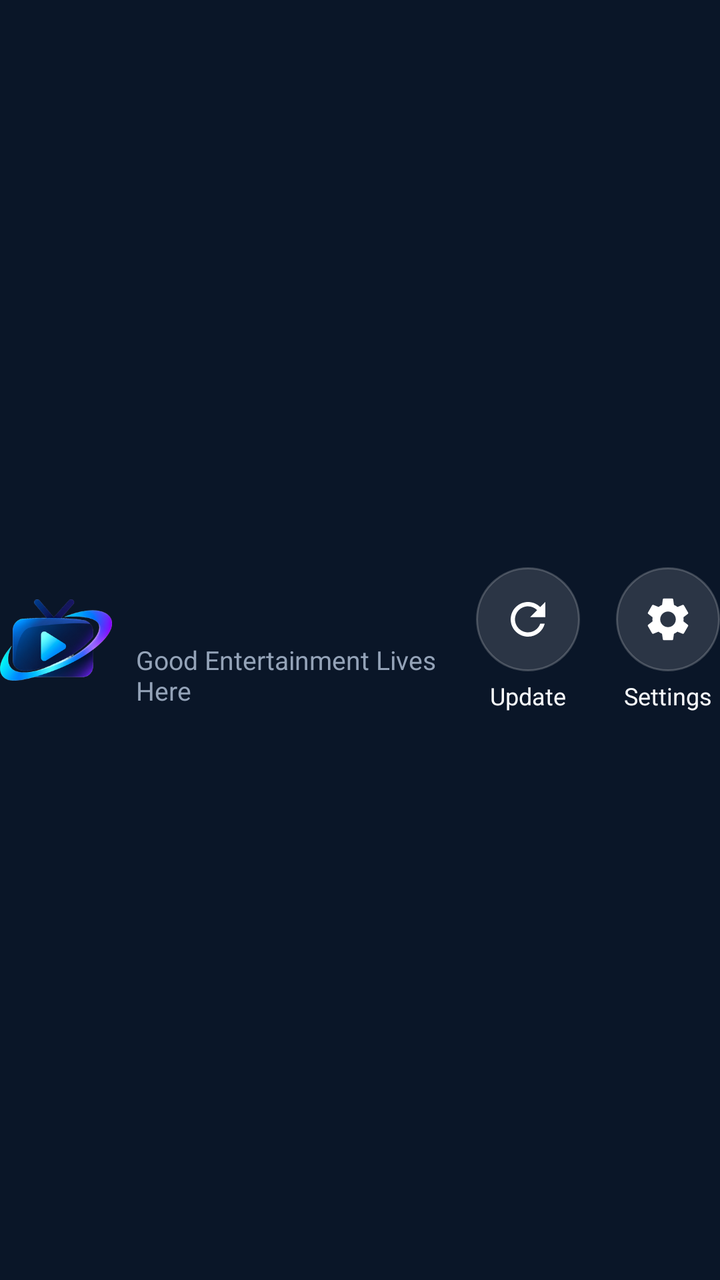
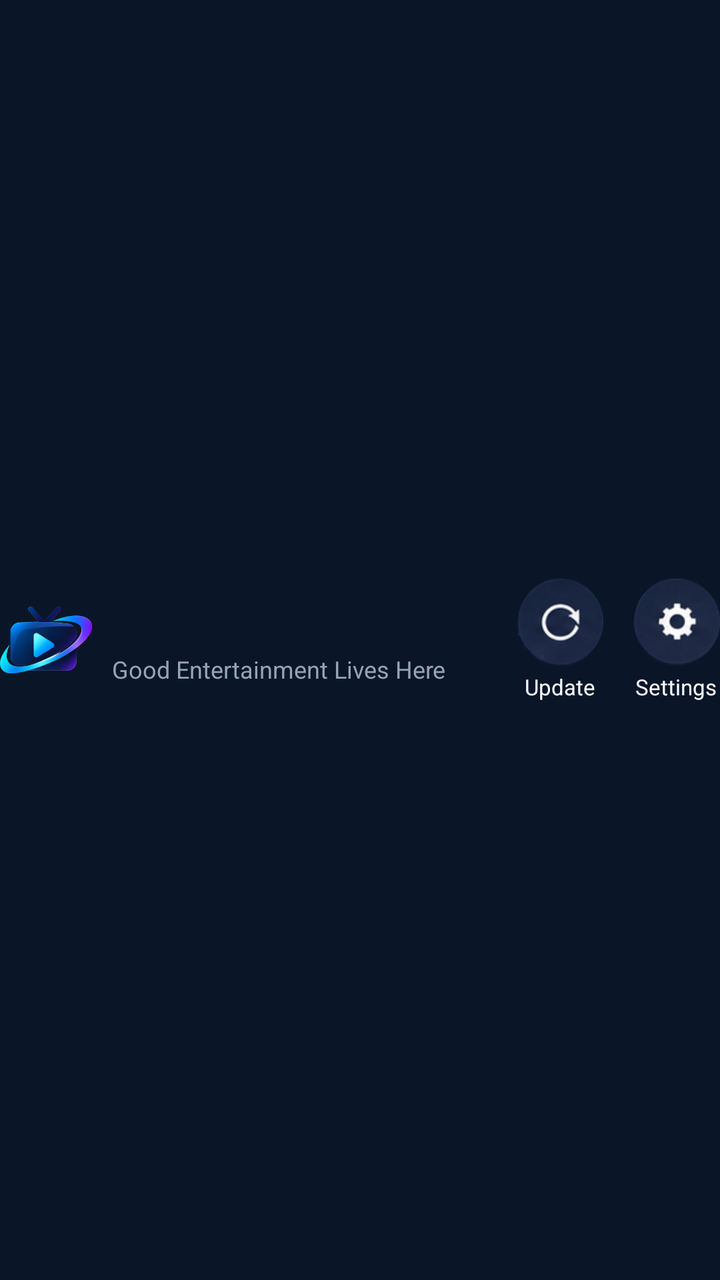

Screens rendered from an Android XML layout before and after an edit, with the pre-edit source and the edit as a unified diff.
<!-- AndroidManifest.xml: application theme Theme.StreamArcTV -->
<!-- res/layout/view_home_header.xml -->
<?xml version="1.0" encoding="utf-8"?>
<LinearLayout xmlns:android="http://schemas.android.com/apk/res/android"
    android:id="@+id/header"
    android:layout_width="match_parent"
    android:layout_height="wrap_content"
    android:gravity="center_vertical"
    android:orientation="horizontal">

    <ImageView
        android:id="@+id/imgLogo"
        android:layout_width="56dp"
        android:layout_height="56dp"
        android:contentDescription="@string/app_name"
        android:scaleType="fitCenter"
        android:src="@drawable/ic_logo_mark" />

    <LinearLayout
        android:layout_width="0dp"
        android:layout_height="wrap_content"
        android:layout_marginStart="12dp"
        android:layout_weight="1"
        android:orientation="vertical">

        <TextView
            android:id="@+id/txtBrand"
            android:layout_width="wrap_content"
            android:layout_height="wrap_content"
            android:fontFamily="sans-serif-black"
            android:textColor="@color/text"
            android:textSize="26sp" />

        <TextView
            android:layout_width="wrap_content"
            android:layout_height="wrap_content"
            android:text="@string/tagline"
            android:textColor="#94A3B8"
            android:textSize="13sp" />
    </LinearLayout>

    <LinearLayout
        android:layout_width="wrap_content"
        android:layout_height="wrap_content"
        android:gravity="center_horizontal"
        android:orientation="vertical">

        <ImageButton
            android:id="@+id/btnUpdate"
            android:layout_width="52dp"
            android:layout_height="52dp"
            android:background="@drawable/bg_circle_button"
            android:contentDescription="@string/update"
            android:padding="13dp"
            android:scaleType="fitCenter"
            android:src="@drawable/ic_refresh" />

        <TextView
            android:layout_width="wrap_content"
            android:layout_height="wrap_content"
            android:layout_marginTop="4dp"
            android:text="@string/update"
            android:textColor="@color/text"
            android:textSize="12sp" />
    </LinearLayout>

    <LinearLayout
        android:layout_width="wrap_content"
        android:layout_height="wrap_content"
        android:layout_marginStart="18dp"
        android:gravity="center_horizontal"
        android:orientation="vertical">

        <ImageButton
            android:id="@+id/btnSettings"
            android:layout_width="52dp"
            android:layout_height="52dp"
            android:background="@drawable/bg_circle_button"
            android:contentDescription="@string/settings"
            android:padding="13dp"
            android:scaleType="fitCenter"
            android:src="@drawable/ic_gear" />

        <TextView
            android:layout_width="wrap_content"
            android:layout_height="wrap_content"
            android:layout_marginTop="4dp"
            android:text="@string/settings"
            android:textColor="@color/text"
            android:textSize="12sp" />
    </LinearLayout>

    <TextClock
        android:id="@+id/txtClock"
        android:layout_width="wrap_content"
        android:layout_height="wrap_content"
        android:layout_marginStart="24dp"
        android:format12Hour="h:mm a"
        android:format24Hour="HH:mm"
        android:textColor="@color/text"
        android:textSize="17sp"
        android:visibility="gone" />
</LinearLayout>
<!-- resources referenced by this layout -->
<resources>
  <color name="text">#F8FAFC</color>
  <!-- drawable bg_circle_button (drawable) -->
  <?xml version="1.0" encoding="utf-8"?>
  <selector xmlns:android="http://schemas.android.com/apk/res/android">
      <item android:state_focused="true">
          <shape android:shape="oval"><solid android:color="#33FFFFFF" /><stroke android:width="2dp" android:color="#F8FAFC" /></shape>
      </item>
      <item android:state_pressed="true">
          <shape android:shape="oval"><solid android:color="#33FFFFFF" /><stroke android:width="2dp" android:color="#F8FAFC" /></shape>
      </item>
      <item>
          <shape android:shape="oval"><solid android:color="#22FFFFFF" /><stroke android:width="1dp" android:color="#33FFFFFF" /></shape>
      </item>
  </selector>
  <!-- drawable ic_gear (drawable) -->
  <?xml version="1.0" encoding="utf-8"?>
  <vector xmlns:android="http://schemas.android.com/apk/res/android" android:width="24dp" android:height="24dp" android:viewportWidth="24" android:viewportHeight="24">
      <path android:fillColor="#FFFFFF" android:pathData="M19.14,12.94c0.04,-0.3 0.06,-0.61 0.06,-0.94 0,-0.32 -0.02,-0.64 -0.07,-0.94l2.03,-1.58c0.18,-0.14 0.23,-0.41 0.12,-0.61l-1.92,-3.32c-0.12,-0.22 -0.37,-0.29 -0.59,-0.22l-2.39,0.96c-0.5,-0.38 -1.03,-0.7 -1.62,-0.94L14.4,2.81c-0.04,-0.24 -0.24,-0.41 -0.48,-0.41h-3.84c-0.24,0 -0.43,0.17 -0.47,0.41L9.25,5.35C8.66,5.59 8.12,5.92 7.63,6.29L5.24,5.33c-0.22,-0.08 -0.47,0 -0.59,0.22L2.74,8.87C2.62,9.08 2.66,9.34 2.86,9.48l2.03,1.58C4.84,11.36 4.8,11.69 4.8,12s0.02,0.64 0.07,0.94l-2.03,1.58c-0.18,0.14 -0.23,0.41 -0.12,0.61l1.92,3.32c0.12,0.22 0.37,0.29 0.59,0.22l2.39,-0.96c0.5,0.38 1.03,0.7 1.62,0.94l0.36,2.54c0.05,0.24 0.24,0.41 0.48,0.41h3.84c0.24,0 0.44,-0.17 0.47,-0.41l0.36,-2.54c0.59,-0.24 1.13,-0.56 1.62,-0.94l2.39,0.96c0.22,0.08 0.47,0 0.59,-0.22l1.92,-3.32c0.12,-0.22 0.07,-0.47 -0.12,-0.61L19.14,12.94zM12,15.6c-1.98,0 -3.6,-1.62 -3.6,-3.6s1.62,-3.6 3.6,-3.6 3.6,1.62 3.6,3.6S13.98,15.6 12,15.6z" />
  </vector>
  <!-- drawable ic_refresh (drawable) -->
  <?xml version="1.0" encoding="utf-8"?>
  <vector xmlns:android="http://schemas.android.com/apk/res/android" android:width="24dp" android:height="24dp" android:viewportWidth="24" android:viewportHeight="24">
      <path android:fillColor="#FFFFFF" android:pathData="M17.65,6.35C16.2,4.9 14.21,4 12,4c-4.42,0 -7.99,3.58 -7.99,8s3.57,8 7.99,8c3.73,0 6.84,-2.55 7.73,-6h-2.08c-0.82,2.33 -3.04,4 -5.65,4 -3.31,0 -6,-2.69 -6,-6s2.69,-6 6,-6c1.66,0 3.14,0.69 4.22,1.78L13,11h7V4l-2.35,2.35z" />
  </vector>
  <string name="app_name">Stream Arc TV</string>
  <string name="settings">Settings</string>
  <string name="tagline">Good Entertainment Lives Here</string>
  <string name="update">Update</string>
  <color name="accent">#22D3EE</color>
  <color name="accent_dark">#7C3AED</color>
  <color name="bg">#0A1628</color>
  <color name="surface">#132A4F</color>
  <color name="text_muted">#94A3B8</color>
  <style name="Theme.StreamArcTV.Dialog" parent="Theme.MaterialComponents.Dialog.Alert">
          <item name="colorPrimary">@color/accent</item>
          <item name="colorSurface">@color/surface</item>
          <item name="android:textColorPrimary">@color/text</item>
          <item name="android:textColorSecondary">@color/text_muted</item>
          <item name="android:background">@color/surface</item>
      </style>
  <!-- unchanged entries left out for length: 2 -->
</resources>

<!-- the commit's change to res/layout/view_home_header.xml (unified diff, before → after) -->
@@ -8,8 +8,8 @@
 
     <ImageView
         android:id="@+id/imgLogo"
-        android:layout_width="56dp"
-        android:layout_height="56dp"
+        android:layout_width="@dimen/home_logo"
+        android:layout_height="@dimen/home_logo"
         android:contentDescription="@string/app_name"
         android:scaleType="fitCenter"
         android:src="@drawable/ic_logo_mark" />
@@ -17,7 +17,7 @@
     <LinearLayout
         android:layout_width="0dp"
         android:layout_height="wrap_content"
-        android:layout_marginStart="12dp"
+        android:layout_marginStart="10dp"
         android:layout_weight="1"
         android:orientation="vertical">
 
@@ -27,14 +27,14 @@
             android:layout_height="wrap_content"
             android:fontFamily="sans-serif-black"
             android:textColor="@color/text"
-            android:textSize="26sp" />
+            android:textSize="@dimen/home_brand_text" />
 
         <TextView
             android:layout_width="wrap_content"
             android:layout_height="wrap_content"
             android:text="@string/tagline"
             android:textColor="#94A3B8"
-            android:textSize="13sp" />
+            android:textSize="@dimen/home_tagline_text" />
     </LinearLayout>
 
     <LinearLayout
@@ -45,57 +45,55 @@
 
         <ImageButton
             android:id="@+id/btnUpdate"
-            android:layout_width="52dp"
-            android:layout_height="52dp"
-            android:background="@drawable/bg_circle_button"
+            android:layout_width="@dimen/home_round_btn"
+            android:layout_height="@dimen/home_round_btn"
+            android:background="@drawable/fg_focus_circle"
             android:contentDescription="@string/update"
-            android:padding="13dp"
             android:scaleType="fitCenter"
-            android:src="@drawable/ic_refresh" />
+            android:src="@drawable/img_btn_update" />
 
         <TextView
             android:layout_width="wrap_content"
             android:layout_height="wrap_content"
-            android:layout_marginTop="4dp"
+            android:layout_marginTop="3dp"
             android:text="@string/update"
             android:textColor="@color/text"
-            android:textSize="12sp" />
+            android:textSize="@dimen/home_round_label" />
     </LinearLayout>
 
     <LinearLayout
         android:layout_width="wrap_content"
         android:layout_height="wrap_content"
-        android:layout_marginStart="18dp"
+        android:layout_marginStart="14dp"
         android:gravity="center_horizontal"
         android:orientation="vertical">
 
         <ImageButton
             android:id="@+id/btnSettings"
-            android:layout_width="52dp"
-            android:layout_height="52dp"
-            android:background="@drawable/bg_circle_button"
+            android:layout_width="@dimen/home_round_btn"
+            android:layout_height="@dimen/home_round_btn"
+            android:background="@drawable/fg_focus_circle"
             android:contentDescription="@string/settings"
-            android:padding="13dp"
             android:scaleType="fitCenter"
-            android:src="@drawable/ic_gear" />
+            android:src="@drawable/img_btn_settings" />
 
         <TextView
             android:layout_width="wrap_content"
             android:layout_height="wrap_content"
-            android:layout_marginTop="4dp"
+            android:layout_marginTop="3dp"
             android:text="@string/settings"
             android:textColor="@color/text"
-            android:textSize="12sp" />
+            android:textSize="@dimen/home_round_label" />
     </LinearLayout>
 
     <TextClock
         android:id="@+id/txtClock"
         android:layout_width="wrap_content"
         android:layout_height="wrap_content"
-        android:layout_marginStart="24dp"
+        android:layout_marginStart="20dp"
         android:format12Hour="h:mm a"
         android:format24Hour="HH:mm"
         android:textColor="@color/text"
-        android:textSize="17sp"
+        android:textSize="15sp"
         android:visibility="gone" />
 </LinearLayout>
<!-- resource entries referenced after the edit -->
@@ -1,29 +1,24 @@
 <!-- resources referenced by this layout -->
 <resources>
   <color name="text">#F8FAFC</color>
-  <!-- drawable bg_circle_button (drawable) -->
+  <dimen name="home_brand_text">22sp</dimen>
+  <dimen name="home_logo">46dp</dimen>
+  <dimen name="home_round_btn">44dp</dimen>
+  <dimen name="home_round_label">11sp</dimen>
+  <dimen name="home_tagline_text">12sp</dimen>
+  <!-- drawable fg_focus_circle (drawable) -->
   <?xml version="1.0" encoding="utf-8"?>
   <selector xmlns:android="http://schemas.android.com/apk/res/android">
       <item android:state_focused="true">
-          <shape android:shape="oval"><solid android:color="#33FFFFFF" /><stroke android:width="2dp" android:color="#F8FAFC" /></shape>
+          <shape android:shape="oval"><solid android:color="#1FFFFFFF" /><stroke android:width="2dp" android:color="#F8FAFC" /></shape>
       </item>
       <item android:state_pressed="true">
-          <shape android:shape="oval"><solid android:color="#33FFFFFF" /><stroke android:width="2dp" android:color="#F8FAFC" /></shape>
+          <shape android:shape="oval"><solid android:color="#1FFFFFFF" /><stroke android:width="2dp" android:color="#F8FAFC" /></shape>
       </item>
-      <item>
-          <shape android:shape="oval"><solid android:color="#22FFFFFF" /><stroke android:width="1dp" android:color="#33FFFFFF" /></shape>
-      </item>
+      <item><color android:color="#00000000" /></item>
   </selector>
-  <!-- drawable ic_gear (drawable) -->
-  <?xml version="1.0" encoding="utf-8"?>
-  <vector xmlns:android="http://schemas.android.com/apk/res/android" android:width="24dp" android:height="24dp" android:viewportWidth="24" android:viewportHeight="24">
-      <path android:fillColor="#FFFFFF" android:pathData="M19.14,12.94c0.04,-0.3 0.06,-0.61 0.06,-0.94 0,-0.32 -0.02,-0.64 -0.07,-0.94l2.03,-1.58c0.18,-0.14 0.23,-0.41 0.12,-0.61l-1.92,-3.32c-0.12,-0.22 -0.37,-0.29 -0.59,-0.22l-2.39,0.96c-0.5,-0.38 -1.03,-0.7 -1.62,-0.94L14.4,2.81c-0.04,-0.24 -0.24,-0.41 -0.48,-0.41h-3.84c-0.24,0 -0.43,0.17 -0.47,0.41L9.25,5.35C8.66,5.59 8.12,5.92 7.63,6.29L5.24,5.33c-0.22,-0.08 -0.47,0 -0.59,0.22L2.74,8.87C2.62,9.08 2.66,9.34 2.86,9.48l2.03,1.58C4.84,11.36 4.8,11.69 4.8,12s0.02,0.64 0.07,0.94l-2.03,1.58c-0.18,0.14 -0.23,0.41 -0.12,0.61l1.92,3.32c0.12,0.22 0.37,0.29 0.59,0.22l2.39,-0.96c0.5,0.38 1.03,0.7 1.62,0.94l0.36,2.54c0.05,0.24 0.24,0.41 0.48,0.41h3.84c0.24,0 0.44,-0.17 0.47,-0.41l0.36,-2.54c0.59,-0.24 1.13,-0.56 1.62,-0.94l2.39,0.96c0.22,0.08 0.47,0 0.59,-0.22l1.92,-3.32c0.12,-0.22 0.07,-0.47 -0.12,-0.61L19.14,12.94zM12,15.6c-1.98,0 -3.6,-1.62 -3.6,-3.6s1.62,-3.6 3.6,-3.6 3.6,1.62 3.6,3.6S13.98,15.6 12,15.6z" />
-  </vector>
-  <!-- drawable ic_refresh (drawable) -->
-  <?xml version="1.0" encoding="utf-8"?>
-  <vector xmlns:android="http://schemas.android.com/apk/res/android" android:width="24dp" android:height="24dp" android:viewportWidth="24" android:viewportHeight="24">
-      <path android:fillColor="#FFFFFF" android:pathData="M17.65,6.35C16.2,4.9 14.21,4 12,4c-4.42,0 -7.99,3.58 -7.99,8s3.57,8 7.99,8c3.73,0 6.84,-2.55 7.73,-6h-2.08c-0.82,2.33 -3.04,4 -5.65,4 -3.31,0 -6,-2.69 -6,-6s2.69,-6 6,-6c1.66,0 3.14,0.69 4.22,1.78L13,11h7V4l-2.35,2.35z" />
-  </vector>
+  <!-- drawable img_btn_settings: png bitmap (drawable-xhdpi, 9377 bytes) -->
+  <!-- drawable img_btn_update: png bitmap (drawable-xhdpi, 9567 bytes) -->
   <string name="app_name">Stream Arc TV</string>
   <string name="settings">Settings</string>
   <string name="tagline">Good Entertainment Lives Here</string>
